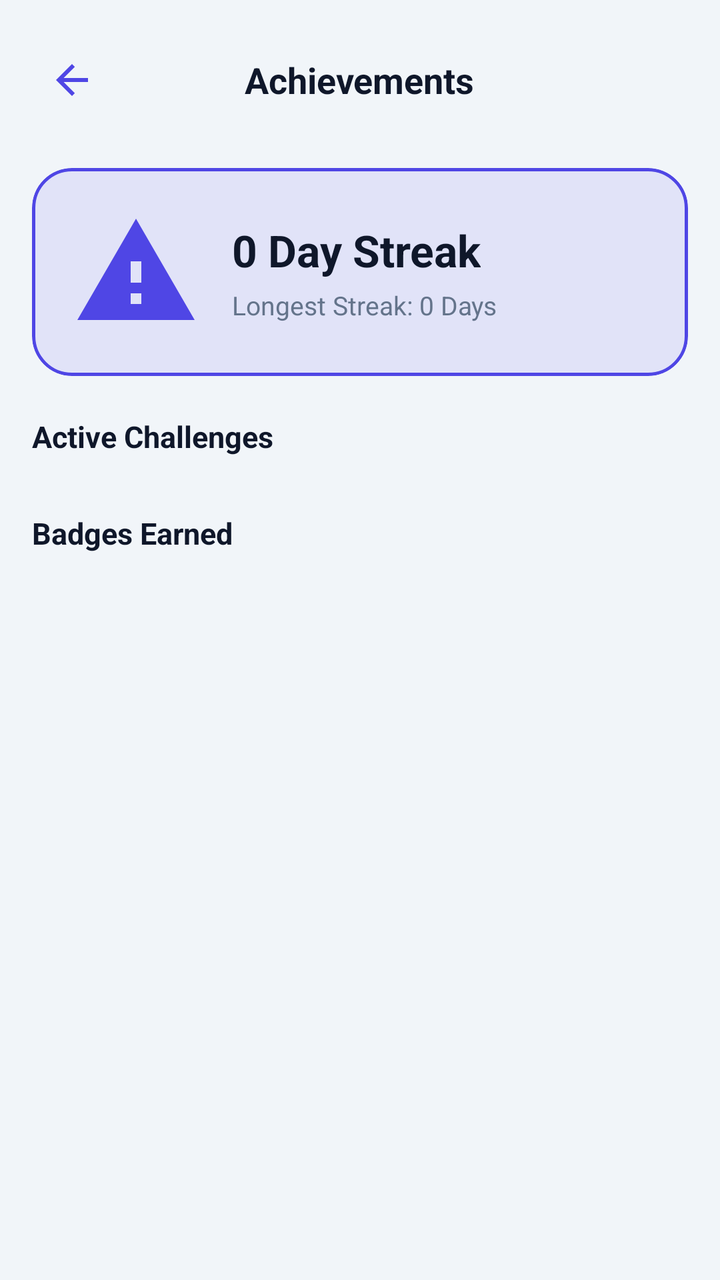
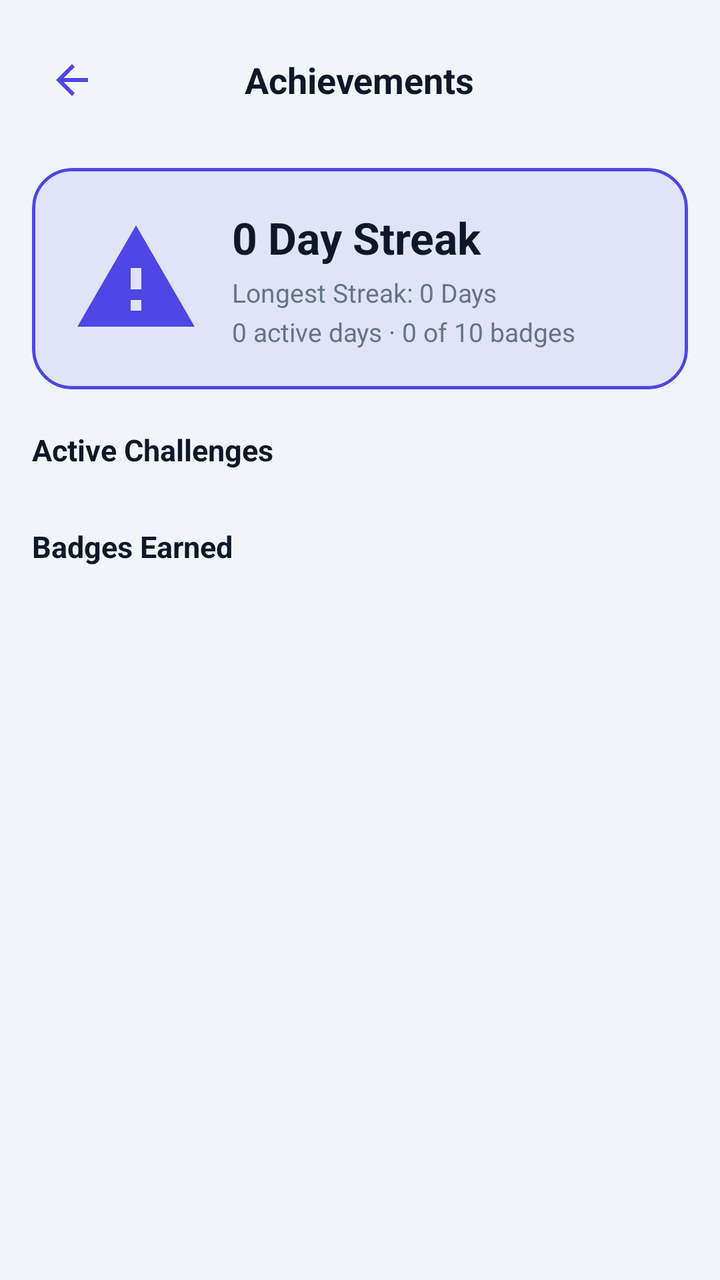

The first picture is an Android layout as it rendered before a commit; the second is the same layout after the commit. The layout source and the unified diff follow.
<!-- AndroidManifest.xml: application theme Theme.BachatKhata -->
<!-- res/layout/fragment_achievements.xml -->
<?xml version="1.0" encoding="utf-8"?>
<androidx.constraintlayout.widget.ConstraintLayout xmlns:android="http://schemas.android.com/apk/res/android"
    xmlns:app="http://schemas.android.com/apk/res-auto"
    xmlns:tools="http://tools.android.com/apk/res/android"
    android:layout_width="match_parent"
    android:layout_height="match_parent"
    android:background="@color/colorBackground">

    
    <RelativeLayout
        android:id="@+id/layoutAppBar"
        android:layout_width="match_parent"
        android:layout_height="56dp"
        android:layout_marginTop="12dp"
        android:paddingHorizontal="16dp"
        app:layout_constraintTop_toTopOf="parent">

        <ImageView
            android:id="@+id/btnBack"
            android:layout_width="40dp"
            android:layout_height="40dp"
            android:layout_centerVertical="true"
            android:padding="8dp"
            android:src="@drawable/ic_back"
            android:background="?attr/selectableItemBackgroundBorderless" />

        <TextView
            android:layout_width="wrap_content"
            android:layout_height="wrap_content"
            android:layout_centerInParent="true"
            android:text="Achievements"
            android:textColor="@color/colorTextPrimary"
            android:textSize="18sp"
            android:textStyle="bold" />
    </RelativeLayout>

    <androidx.core.widget.NestedScrollView
        android:layout_width="match_parent"
        android:layout_height="0dp"
        android:fillViewport="true"
        app:layout_constraintBottom_toBottomOf="parent"
        app:layout_constraintTop_toBottomOf="@+id/layoutAppBar">

        <LinearLayout
            android:layout_width="match_parent"
            android:layout_height="wrap_content"
            android:orientation="vertical"
            android:paddingBottom="24dp">

            
            <com.google.android.material.card.MaterialCardView
                style="@style/ClayCard"
                android:layout_width="match_parent"
                android:layout_height="wrap_content"
                android:layout_marginHorizontal="16dp"
                android:layout_marginTop="16dp"
                android:layout_marginBottom="20dp"
                app:cardElevation="0dp"
                app:cardBackgroundColor="@color/colorPrimaryTint"
                app:strokeColor="@color/colorPrimary"
                app:strokeWidth="1.5dp">

                <RelativeLayout
                    android:layout_width="match_parent"
                    android:layout_height="wrap_content"
                    android:padding="20dp">

                    <ImageView
                        android:id="@+id/imgFlame"
                        android:layout_width="64dp"
                        android:layout_height="64dp"
                        android:layout_alignParentStart="true"
                        android:layout_centerVertical="true"
                        android:src="@drawable/ic_alert"
                        app:tint="@color/colorPrimary" />

                    <LinearLayout
                        android:layout_width="match_parent"
                        android:layout_height="wrap_content"
                        android:layout_toEndOf="@+id/imgFlame"
                        android:layout_marginStart="16dp"
                        android:layout_centerVertical="true"
                        android:orientation="vertical">

                        <TextView
                            android:id="@+id/txtCurrentStreak"
                            android:layout_width="wrap_content"
                            android:layout_height="wrap_content"
                            android:text="0 Day Streak"
                            android:textColor="@color/colorTextPrimary"
                            android:textSize="22sp"
                            android:textStyle="bold" />

                        <TextView
                            android:id="@+id/txtLongestStreak"
                            android:layout_width="wrap_content"
                            android:layout_height="wrap_content"
                            android:layout_marginTop="4dp"
                            android:text="Longest Streak: 0 Days"
                            android:textColor="@color/colorTextSecondary"
                            android:textSize="13sp" />
                    </LinearLayout>
                </RelativeLayout>
            </com.google.android.material.card.MaterialCardView>

            
            <TextView
                android:layout_width="wrap_content"
                android:layout_height="wrap_content"
                android:layout_marginHorizontal="16dp"
                android:layout_marginBottom="8dp"
                android:text="Active Challenges"
                android:textColor="@color/colorTextPrimary"
                android:textSize="15sp"
                android:textStyle="bold" />

            
            <LinearLayout
                android:id="@+id/layoutChallenges"
                android:layout_width="match_parent"
                android:layout_height="wrap_content"
                android:orientation="vertical"
                android:layout_marginBottom="20dp" />

            
            <TextView
                android:layout_width="wrap_content"
                android:layout_height="wrap_content"
                android:layout_marginHorizontal="16dp"
                android:layout_marginBottom="8dp"
                android:text="Badges Earned"
                android:textColor="@color/colorTextPrimary"
                android:textSize="15sp"
                android:textStyle="bold" />

            
            <androidx.recyclerview.widget.RecyclerView
                android:id="@+id/rvBadges"
                android:layout_width="match_parent"
                android:layout_height="wrap_content"
                android:paddingHorizontal="8dp"
                android:nestedScrollingEnabled="false" />

        </LinearLayout>
    </androidx.core.widget.NestedScrollView>

</androidx.constraintlayout.widget.ConstraintLayout>
<!-- resources referenced by this layout -->
<resources>
  <color name="colorBackground">#F1F5F9</color>
  <color name="colorPrimary">#4F46E5</color>
  <color name="colorPrimaryTint">#1A4F46E5</color>
  <color name="colorTextPrimary">#0F172A</color>
  <color name="colorTextSecondary">#64748B</color>
  <!-- drawable ic_alert (drawable) -->
  <vector xmlns:android="http://schemas.android.com/apk/res/android"
      android:width="24dp"
      android:height="24dp"
      android:viewportWidth="24"
      android:viewportHeight="24">
      <path
          android:fillColor="@color/colorDanger"
          android:pathData="M1,21h22L12,2 1,21zm12,-3h-2v-2h2v2zm0,-4h-2v-4h2v4z"/>
  </vector>
  <!-- drawable ic_back (drawable) -->
  <vector xmlns:android="http://schemas.android.com/apk/res/android"
      android:width="24dp"
      android:height="24dp"
      android:viewportWidth="24"
      android:viewportHeight="24">
      <path
          android:fillColor="@color/colorPrimary"
          android:pathData="M20,11H7.83l5.59,-5.59L12,4l-8,8 8,8 1.41,-1.41L7.83,13H20v-2z"/>
  </vector>
  <style name="ClayCard" parent="Widget.Material3.CardView.Elevated">
          <item name="cardCornerRadius">@dimen/clay_card_radius</item>
          <item name="cardElevation">10dp</item>
          <item name="android:stateListAnimator">@null</item>
          <item name="strokeColor">@color/colorCardBorder</item>
          <item name="strokeWidth">1dp</item>
          <item name="cardBackgroundColor">@color/colorSurface</item>
          <item name="android:outlineSpotShadowColor" tools:targetApi="p">@color/colorPrimary</item>
          <item name="android:outlineAmbientShadowColor" tools:targetApi="p">@color/colorPrimary</item>
      </style>
  <style name="Theme.BachatKhata" parent="Base.Theme.BachatKhata" />
  <color name="colorDanger">#DC2626</color>
  <dimen name="clay_card_radius">20dp</dimen>
  <color name="colorCardBorder">#E2E8F0</color>
  <color name="colorSurface">#FFFFFF</color>
  <style name="Base.Theme.BachatKhata" parent="Theme.Material3.Light.NoActionBar">
          
          <item name="colorPrimary">@color/colorPrimary</item>
          <item name="colorOnPrimary">@color/colorOnPrimary</item>
          <item name="colorSecondary">@color/colorSecondary</item>
          <item name="colorError">@color/colorDanger</item>
          <item name="android:windowBackground">@color/colorBackground</item>
          <item name="colorSurface">@color/colorSurface</item>
          <item name="android:colorBackground">@color/colorBackground</item>
          <item name="colorOnSurface">@color/colorTextPrimary</item>
  
          
          <item name="android:statusBarColor">@color/colorBackground</item>
          <item name="android:windowLightStatusBar" tools:targetApi="m">true</item>
          <item name="android:navigationBarColor">@color/colorBackground</item>
      </style>
  <color name="colorOnPrimary">#FFFFFF</color>
  <color name="colorSecondary">#14B8A6</color>
</resources>

<!-- the commit's change to res/layout/fragment_achievements.xml (unified diff, before → after) -->
@@ -99,6 +99,16 @@
                             android:text="Longest Streak: 0 Days"
                             android:textColor="@color/colorTextSecondary"
                             android:textSize="13sp" />
+
+                        
+                        <TextView
+                            android:id="@+id/txtActiveDays"
+                            android:layout_width="wrap_content"
+                            android:layout_height="wrap_content"
+                            android:layout_marginTop="2dp"
+                            android:text="0 active days · 0 of 10 badges"
+                            android:textColor="@color/colorTextSecondary"
+                            android:textSize="13sp" />
                     </LinearLayout>
                 </RelativeLayout>
             </com.google.android.material.card.MaterialCardView>
